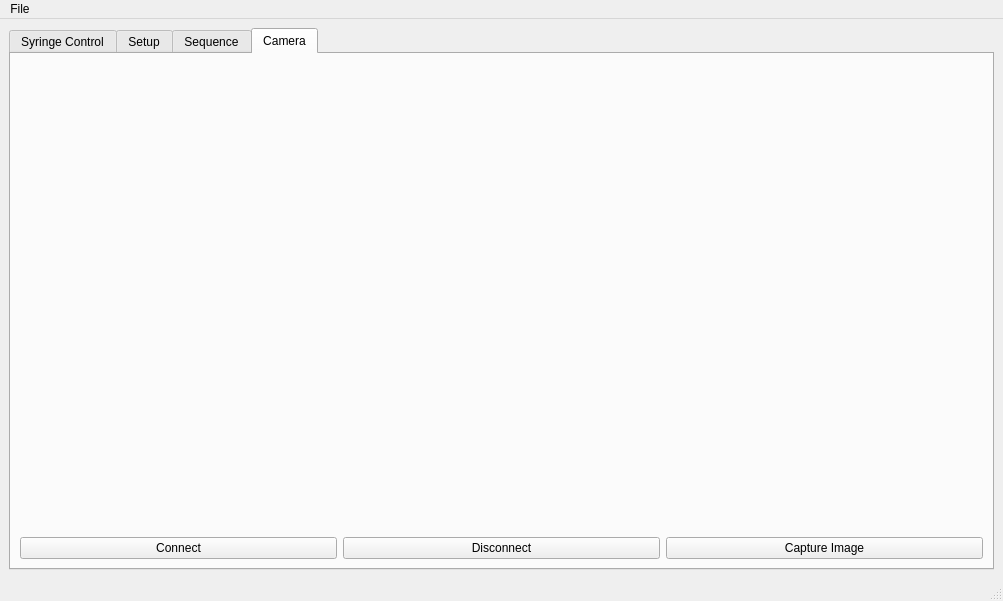
finnock/poseidon, file SOFTWARE/poseidon_controller_gui.ui: the form before one commit.
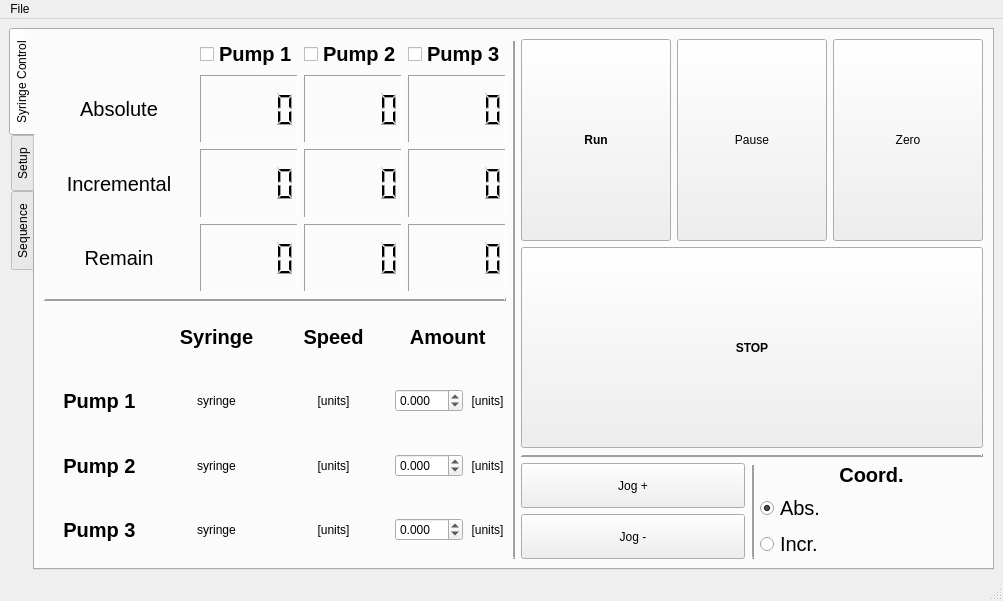
The form after the commit.

Commit message: UI Angepasst:  - Fullscreen

What changed in the file:
```diff
--- a/SOFTWARE/poseidon_controller_gui.ui
+++ b/SOFTWARE/poseidon_controller_gui.ui
@@ -24,13 +24,13 @@
        <bool>false</bool>
       </property>
       <property name="tabPosition">
-       <enum>QTabWidget::North</enum>
+       <enum>QTabWidget::West</enum>
       </property>
       <property name="tabShape">
        <enum>QTabWidget::Rounded</enum>
       </property>
       <property name="currentIndex">
-       <number>3</number>
+       <number>0</number>
       </property>
       <property name="iconSize">
        <size>
@@ -1176,76 +1176,6 @@
         <string>Sequence</string>
        </attribute>
       </widget>
-      <widget class="QWidget" name="camera">
-       <attribute name="title">
-        <string>Camera</string>
-       </attribute>
-       <layout class="QVBoxLayout" name="verticalLayout_11">
-        <item>
-         <widget class="QLabel" name="imgLabel">
-          <property name="sizePolicy">
-           <sizepolicy hsizetype="Preferred" vsizetype="MinimumExpanding">
-            <horstretch>0</horstretch>
-            <verstretch>0</verstretch>
-           </sizepolicy>
-          </property>
-          <property name="text">
-           <string/>
-          </property>
-          <property name="alignment">
-           <set>Qt::AlignCenter</set>
-          </property>
-         </widget>
-        </item>
-        <item>
-         <layout class="QVBoxLayout" name="verticalLayout_10">
-          <item>
-           <layout class="QHBoxLayout" name="horizontalLayout_5">
-            <item>
-             <widget class="QPushButton" name="camera_connect_BTN">
-              <property name="sizePolicy">
-               <sizepolicy hsizetype="Minimum" vsizetype="Maximum">
-                <horstretch>0</horstretch>
-                <verstretch>0</verstretch>
-               </sizepolicy>
-              </property>
-              <property name="text">
-               <string>Connect</string>
-              </property>
-             </widget>
-            </item>
-            <item>
-             <widget class="QPushButton" name="camera_disconnect_BTN">
-              <property name="sizePolicy">
-               <sizepolicy hsizetype="Minimum" vsizetype="Maximum">
-                <horstretch>0</horstretch>
-                <verstretch>0</verstretch>
-               </sizepolicy>
-              </property>
-              <property name="text">
-               <string>Disconnect</string>
-              </property>
-             </widget>
-            </item>
-            <item>
-             <widget class="QPushButton" name="camera_capture_image_BTN">
-              <property name="sizePolicy">
-               <sizepolicy hsizetype="Minimum" vsizetype="Maximum">
-                <horstretch>0</horstretch>
-                <verstretch>0</verstretch>
-               </sizepolicy>
-              </property>
-              <property name="text">
-               <string>Capture Image</string>
-              </property>
-             </widget>
-            </item>
-           </layout>
-          </item>
-         </layout>
-        </item>
-       </layout>
-      </widget>
      </widget>
     </item>
    </layout>
```
The commit also changes 1 other file.
